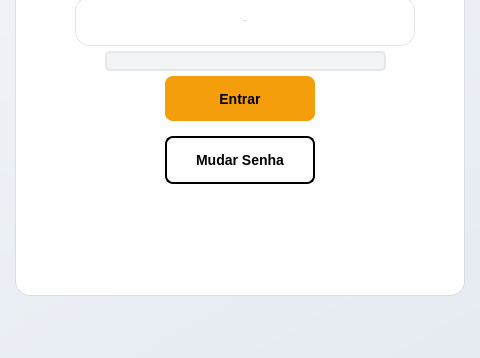
Old version of the form Telas/Tela_login.ui in the repository victorh241/motor-max; both pictures show x 400 to 880 and y 357 to 715 of the 1280 by 715 pixel window.
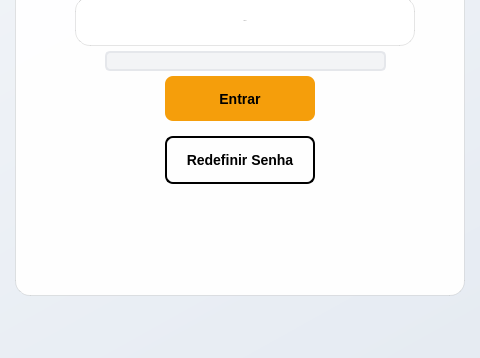
New version of the form. Icons and pictures are not drawn.

```diff
--- a/Telas/Tela_login.ui
+++ b/Telas/Tela_login.ui
@@ -385,7 +385,7 @@
 }</string>
        </property>
        <property name="text">
-        <string>Mudar Senha</string>
+        <string>Redefinir Senha</string>
        </property>
       </widget>
       <widget class="QPushButton" name="pushButton_3">
```
